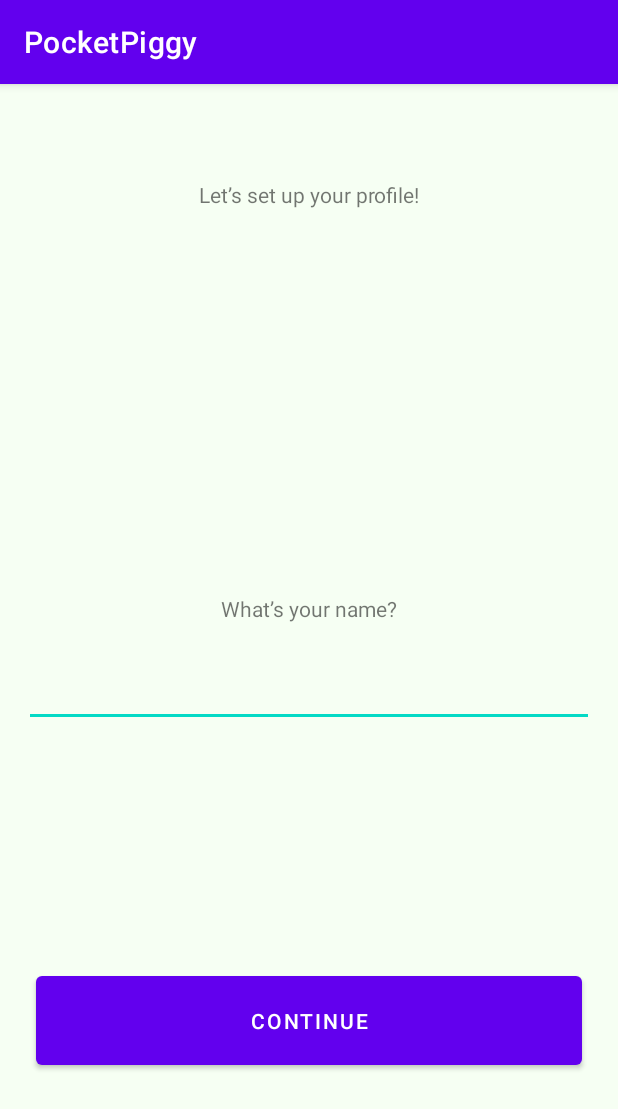
After one commit to BME-HtN2020/PocketPiggy2, an Android app: the NameActivity screen opened directly, with no data from a screen before it, on a phone screen of 412 x 824 dp. The commit adds this screen. Shown: the top 1109 px of the screen. Run offline under Robolectric (Android 15) with nearby library versions, the phone set to English and light mode, and no system bars; 1 statement that could not run was skipped.

Commit message:
Added name activity (editText)

```diff
--- a/ProjectPiggy2/app/build.gradle
+++ b/ProjectPiggy2/app/build.gradle
@@ -39,6 +39,8 @@ dependencies {
     implementation 'androidx.appcompat:appcompat:1.2.0'
     implementation 'com.google.android.material:material:1.2.1'
     implementation 'androidx.constraintlayout:constraintlayout:2.0.4'
+    implementation 'com.github.santalu:maskara:1.0.0'
+
     testImplementation 'junit:junit:4.+'
     androidTestImplementation 'androidx.test.ext:junit:1.1.2'
     androidTestImplementation 'androidx.test.espresso:espresso-core:3.3.0'
--- a/ProjectPiggy2/app/src/main/AndroidManifest.xml
+++ b/ProjectPiggy2/app/src/main/AndroidManifest.xml
@@ -9,14 +9,14 @@
         android:roundIcon="@mipmap/ic_launcher_round"
         android:supportsRtl="true"
         android:theme="@style/Theme.ProjectPiggy2">
-
+        <activity android:name=".main.NameActivity"></activity>
         <activity android:name=".ToDoActivity">
             <intent-filter>
                 <action android:name="android.intent.action.MAIN" />
+
                 <category android:name="android.intent.category.LAUNCHER" />
             </intent-filter>
         </activity>
-
         <activity android:name=".MainActivity" />
     </application>
 
--- /dev/null
+++ b/ProjectPiggy2/app/src/main/java/com/example/projectpiggy2/main/NameActivity.java
@@ -0,0 +1,33 @@
+package com.example.projectpiggy2.main;
+
+import androidx.appcompat.app.AppCompatActivity;
+
+import android.os.Bundle;
+import android.view.View;
+import android.widget.Button;
+import android.widget.EditText;
+import android.widget.Toast;
+
+import com.example.projectpiggy2.R;
+
+public class NameActivity extends AppCompatActivity {
+
+    android.widget.Button submit;
+    EditText name;
+
+    @Override
+    protected void onCreate(Bundle savedInstanceState) {
+        super.onCreate(savedInstanceState);
+        setContentView(com.example.projectpiggy2.R.layout.activity_name);
+        name = (EditText) findViewById(R.id.name_edit_text);
+        submit.setOnClickListener(new View.OnClickListener() {
+            @Override
+            public void onClick(View v) {
+                if (name.getText().toString().isEmpty()) {
+                    Toast.makeText(getApplicationContext(), "Please enter your name!", Toast.LENGTH_SHORT).show();
+                }
+            }
+
+        });
+    }
+}
--- /dev/null
+++ b/ProjectPiggy2/app/src/main/res/layout/activity_name.xml
@@ -0,0 +1,59 @@
+<?xml version="1.0" encoding="utf-8"?>
+<androidx.constraintlayout.widget.ConstraintLayout xmlns:android="http://schemas.android.com/apk/res/android"
+    xmlns:app="http://schemas.android.com/apk/res-auto"
+    xmlns:tools="http://schemas.android.com/tools"
+    android:layout_width="match_parent"
+    android:layout_height="match_parent"
+    android:background="@drawable/background_gradient"
+    tools:context=".main.NameActivity">
+
+    <TextView
+        android:id="@+id/name_title"
+        android:layout_width="wrap_content"
+        android:layout_height="19dp"
+        android:layout_marginBottom="24dp"
+        android:text="@string/set_up_child_query"
+        app:layout_constraintBottom_toTopOf="@+id/name_edit_text"
+        app:layout_constraintEnd_toEndOf="parent"
+        app:layout_constraintStart_toStartOf="parent" />
+
+    <TextView
+        android:id="@+id/name_label"
+        android:layout_width="wrap_content"
+        android:layout_height="wrap_content"
+        android:layout_marginTop="64dp"
+        android:labelFor="@id/name_edit_text"
+        android:text="@string/set_up_child_title"
+        app:layout_constraintEnd_toEndOf="parent"
+        app:layout_constraintStart_toStartOf="parent"
+        app:layout_constraintTop_toTopOf="parent" />
+
+    <EditText
+        android:id="@+id/name_edit_text"
+        android:layout_width="match_parent"
+        android:layout_height="wrap_content"
+        android:layout_marginStart="16dp"
+        android:layout_marginLeft="16dp"
+        android:layout_marginEnd="16dp"
+        android:layout_marginRight="16dp"
+        android:layout_marginBottom="160dp"
+        android:inputType="text"
+        app:layout_constraintBottom_toTopOf="@+id/button"
+        app:layout_constraintEnd_toEndOf="parent"
+        app:layout_constraintStart_toStartOf="parent"
+        android:autofillHints="Ava" />
+
+    <Button
+        android:id="@+id/button"
+        android:layout_height="wrap_content"
+        android:layout_width="match_parent"
+        android:layout_marginLeft="24dp"
+        android:layout_marginRight="24dp"
+        android:layout_marginBottom="108dp"
+        android:padding="20dp"
+        android:text="@string/button_continue"
+        app:layout_constraintBottom_toBottomOf="parent"
+        app:layout_constraintEnd_toEndOf="parent"
+        app:layout_constraintStart_toStartOf="parent" />
+
+</androidx.constraintlayout.widget.ConstraintLayout>
--- a/ProjectPiggy2/app/src/main/res/values/strings.xml
+++ b/ProjectPiggy2/app/src/main/res/values/strings.xml
@@ -27,16 +27,18 @@
     <string name="home_hey">Hey</string>
     <string name="home_exclaim">!</string>
     <string name="home_balance">YOUR BALANCE:</string>
-    <string name="home_goalds">YOUR GOALS:</string>
+    <string name="home_goals">YOUR GOALS:</string>
     <string name="todo_title">’s to-do list</string>
     <string name="icon_todo">to-do</string>
     <string name="icon_home">home</string>
     <string name="icon_goals">goals</string>
+
     <string-array name="frequency_array">
         <item>Weekly</item>
         <item>Bi-weekly</item>
         <item>Monthly</item>
     </string-array>
+
     <string name="add">add</string>
 
 </resources>
```
